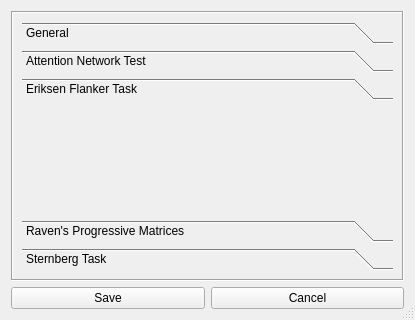
Above: designer/ui/settings_window_qt.ui from sho-87/cognitive-battery before the change. Below: the same form after it.
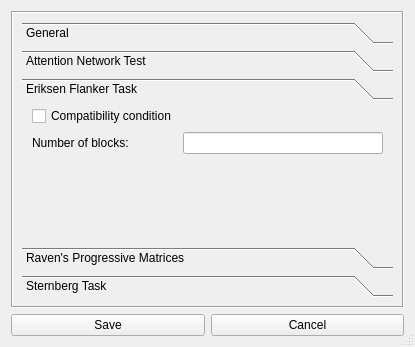
That is the form after the change. The open tabs and pages were chosen to show the change.

Commit message: Add basic flanker options to Settings window

```diff
--- a/designer/ui/settings_window_qt.ui
+++ b/designer/ui/settings_window_qt.ui
@@ -10,7 +10,7 @@
     <x>0</x>
     <y>0</y>
     <width>415</width>
-    <height>320</height>
+    <height>347</height>
    </rect>
   </property>
   <property name="sizePolicy">
@@ -45,7 +45,7 @@
           <x>0</x>
           <y>0</y>
           <width>391</width>
-          <height>265</height>
+          <height>292</height>
          </rect>
         </property>
         <layout class="QVBoxLayout" name="verticalLayout_5">
@@ -232,6 +232,14 @@
             </layout>
            </widget>
            <widget class="QWidget" name="flanker_page">
+            <property name="geometry">
+             <rect>
+              <x>0</x>
+              <y>0</y>
+              <width>373</width>
+              <height>139</height>
+             </rect>
+            </property>
             <attribute name="label">
              <string>Eriksen Flanker Task</string>
             </attribute>
@@ -256,6 +264,23 @@
                <property name="rightMargin">
                 <number>10</number>
                </property>
+               <item row="0" column="0">
+                <widget class="QCheckBox" name="settings_flanker_compatibility">
+                 <property name="text">
+                  <string>Compatibility condition</string>
+                 </property>
+                </widget>
+               </item>
+               <item row="1" column="0">
+                <widget class="QLabel" name="settings_flanker_block_label">
+                 <property name="text">
+                  <string>Number of blocks:</string>
+                 </property>
+                </widget>
+               </item>
+               <item row="1" column="1">
+                <widget class="QLineEdit" name="settings_flanker_block_value"/>
+               </item>
               </layout>
              </item>
             </layout>
```
Left out of the diff: 10 changed lines with no effect on the pictures. The commit also changes 1 other file.
